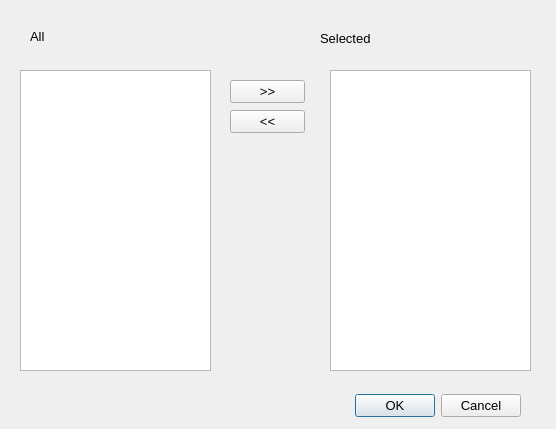
Before: the Qt Designer form selectordialog.ui in thenewcoder/school-administration-system, drawn with Qt 5.
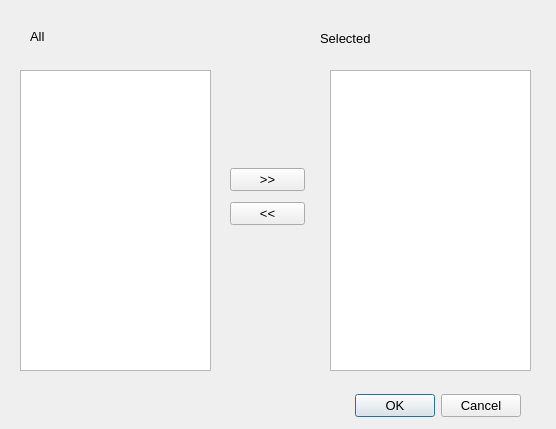
After: the same form once the commit is applied.

The edit to the form file:
```diff
--- a/selectordialog.ui
+++ b/selectordialog.ui
@@ -38,7 +38,7 @@
    <property name="geometry">
     <rect>
      <x>230</x>
-     <y>80</y>
+     <y>168</y>
      <width>75</width>
      <height>23</height>
     </rect>
@@ -51,7 +51,7 @@
    <property name="geometry">
     <rect>
      <x>230</x>
-     <y>110</y>
+     <y>202</y>
      <width>75</width>
      <height>23</height>
     </rect>
@@ -78,7 +78,7 @@
     <rect>
      <x>320</x>
      <y>30</y>
-     <width>51</width>
+     <width>61</width>
      <height>16</height>
     </rect>
    </property>
```
Left out of the diff: 6 changed lines with no effect on the pictures.
